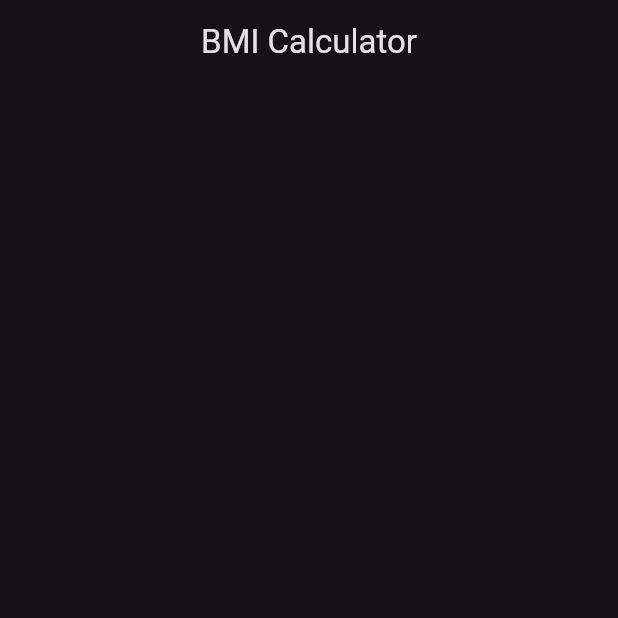
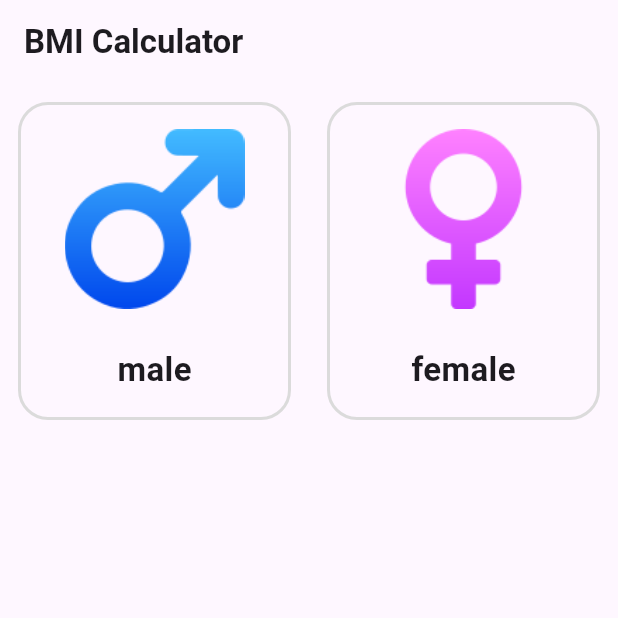
Before and after one commit to Mina176/bmi_calculator, a Flutter app: the screen it shows after launch, on a phone screen of 412 x 824 dp, the top half of it. Run offline on Flutter 3.47's test engine with Material 3 defaults, Android fonts, the phone set to English and light mode, and no system bars.

Commit message:
put gender cards

```diff
--- a/lib/main.dart
+++ b/lib/main.dart
@@ -1,3 +1,4 @@
+import 'package:bmi_calculator/widgets/gender_card.dart';
 import 'package:flutter/material.dart';
 
 void main() {
@@ -11,11 +12,26 @@ class BmiCalculator extends StatelessWidget {
   Widget build(BuildContext context) {
     return MaterialApp(
       debugShowCheckedModeBanner: false,
-      theme: ThemeData(brightness: Brightness.dark),
       home: Scaffold(
         appBar: AppBar(
-          centerTitle: true,
-          title: Text('BMI Calculator'),
+          title: Text(
+            'BMI Calculator',
+            style: TextStyle(fontWeight: FontWeight.bold),
+          ),
+        ),
+        body: Column(
+          children: [
+            Row(
+              children: [
+                GenderCard(
+                  gender: 'male',
+                ),
+                GenderCard(
+                  gender: 'female',
+                ),
+              ],
+            )
+          ],
         ),
       ),
     );
--- /dev/null
+++ b/lib/widgets/gender_card.dart
@@ -0,0 +1,47 @@
+import 'package:flutter/material.dart';
+
+class GenderCard extends StatelessWidget {
+  const GenderCard({
+    super.key,
+    required this.gender,
+  });
+
+  final String gender;
+
+  @override
+  Widget build(BuildContext context) {
+    return Expanded(
+      child: Padding(
+        padding: const EdgeInsets.all(12.0),
+        child: Container(
+          decoration: BoxDecoration(
+            border: Border.all(
+              width: 2,
+              color: const Color.fromARGB(255, 219, 219, 219),
+            ),
+            borderRadius: BorderRadius.circular(20),
+          ),
+          child: Padding(
+            padding: const EdgeInsets.all(16.0),
+            child: Column(
+              children: [
+                SizedBox(
+                  width: 120,
+                  height: 120,
+                  child: Image.asset('images/$gender.png'),
+                ),
+                SizedBox(
+                  height: 25,
+                ),
+                Text(
+                  gender,
+                  style: TextStyle(fontWeight: FontWeight.bold, fontSize: 22),
+                )
+              ],
+            ),
+          ),
+        ),
+      ),
+    );
+  }
+}
--- a/pubspec.yaml
+++ b/pubspec.yaml
@@ -58,9 +58,8 @@ flutter:
   uses-material-design: true
 
   # To add assets to your application, add an assets section, like this:
-  # assets:
-  #   - images/a_dot_burr.jpeg
-  #   - images/a_dot_ham.jpeg
+  assets:
+    - images/
 
   # An image asset can refer to one or more resolution-specific "variants", see
   # https://flutter.dev/to/resolution-aware-images
```
Also changed, not shown: images/female.png (added), images/male.png (added), 1 other file.
